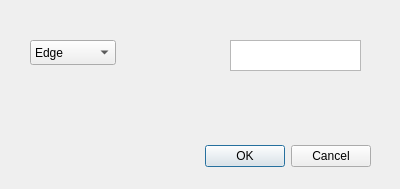
Before: the Qt Designer form frontend/resource/CreateAttributeDialog.ui in gintalk/network-visualization-main, drawn with Qt 5.
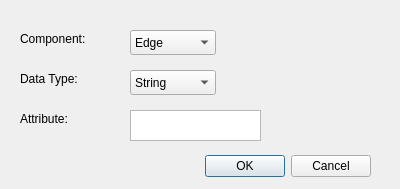
After: the same form once the commit is applied.

What changed in the file:
```diff
--- a/frontend/resource/CreateAttributeDialog.ui
+++ b/frontend/resource/CreateAttributeDialog.ui
@@ -17,7 +17,7 @@
    <property name="geometry">
     <rect>
      <x>30</x>
-     <y>140</y>
+     <y>150</y>
      <width>341</width>
      <height>32</height>
     </rect>
@@ -32,8 +32,8 @@
   <widget class="QComboBox" name="comboBox">
    <property name="geometry">
     <rect>
-     <x>30</x>
-     <y>40</y>
+     <x>130</x>
+     <y>30</y>
      <width>86</width>
      <height>25</height>
     </rect>
@@ -52,13 +52,77 @@
   <widget class="QTextEdit" name="textEdit">
    <property name="geometry">
     <rect>
-     <x>230</x>
-     <y>40</y>
+     <x>130</x>
+     <y>110</y>
      <width>131</width>
      <height>31</height>
     </rect>
    </property>
   </widget>
+  <widget class="QComboBox" name="dataTypeComboBox">
+   <property name="geometry">
+    <rect>
+     <x>130</x>
+     <y>70</y>
+     <width>86</width>
+     <height>25</height>
+    </rect>
+   </property>
+   <item>
+    <property name="text">
+     <string>String</string>
+    </property>
+   </item>
+   <item>
+    <property name="text">
+     <string>Integer</string>
+    </property>
+   </item>
+   <item>
+    <property name="text">
+     <string>Float</string>
+    </property>
+   </item>
+  </widget>
+  <widget class="QLabel" name="label">
+   <property name="geometry">
+    <rect>
+     <x>20</x>
+     <y>30</y>
+     <width>91</width>
+     <height>17</height>
+    </rect>
+   </property>
+   <property name="text">
+    <string>Component:</string>
+   </property>
+  </widget>
+  <widget class="QLabel" name="label_2">
+   <property name="geometry">
+    <rect>
+     <x>20</x>
+     <y>70</y>
+     <width>91</width>
+     <height>17</height>
+    </rect>
+   </property>
+   <property name="text">
+    <string>Data Type:</string>
+   </property>
+  </widget>
+  <widget class="QLabel" name="label_3">
+   <property name="geometry">
+    <rect>
+     <x>20</x>
+     <y>110</y>
+     <width>91</width>
+     <height>17</height>
+    </rect>
+   </property>
+   <property name="text">
+    <string>Attribute:</string>
+   </property>
+  </widget>
  </widget>
  <resources/>
  <connections>
```
Left out of the diff: 2 changed lines with no effect on the pictures.
